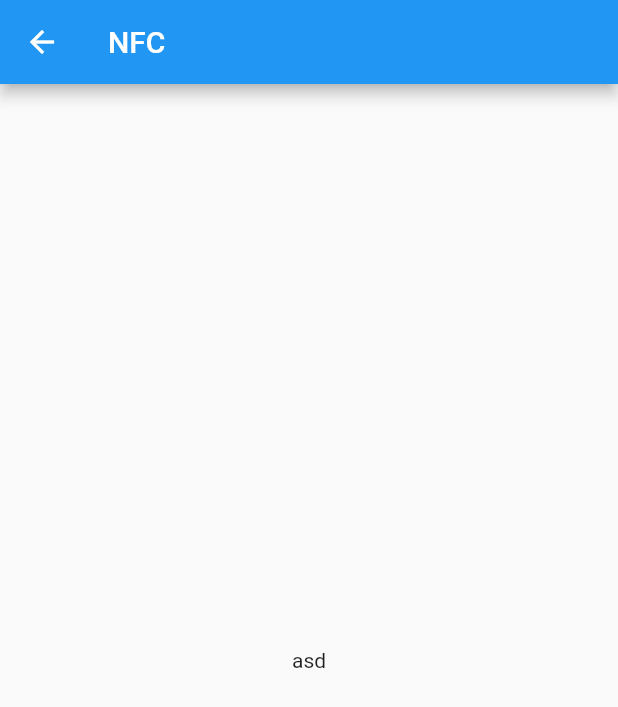
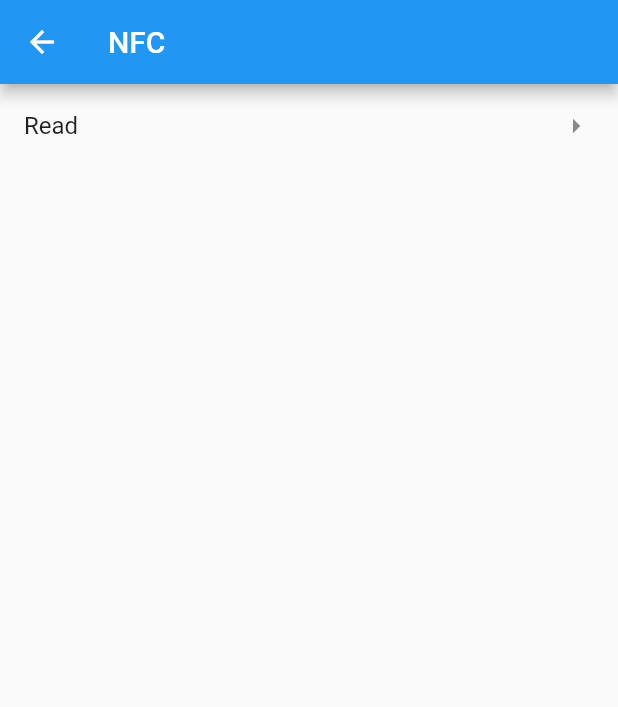
Before and after one commit to DataScience-GT/hacklytics_checkin_flutter, a Flutter app: the screen it shows after launch, after a tap on "Nfc", on a phone screen of 412 x 824 dp. Shown: the top 707 px of the screen. Run offline on Flutter 3.47's test engine with Material 2 defaults, Android fonts, the phone set to English and light mode, and no system bars; missing offline and left inert: amplify_auth_cognito, amplify_authenticator, amplify_core, amplify_flutter, nfc_manager.

Commit message:
Update nfc.view.dart

```diff
--- a/lib/view/nfc.view.dart
+++ b/lib/view/nfc.view.dart
@@ -1,5 +1,7 @@
 import "package:flutter/material.dart";
 import 'package:nfc_manager/nfc_manager.dart';
+
+import './read.nfc.view.dart';
 
 class NfcView extends StatelessWidget {
   const NfcView({super.key});
@@ -10,8 +12,13 @@ class NfcView extends StatelessWidget {
         appBar: AppBar(
           title: const Text('NFC'),
         ),
-        body: const Center(
-          child: Text("asd"),
-        ));
+        body: Column(children: [
+          ListTile(
+            title: const Text("Read"),
+            onTap: () => Navigator.push(context,
+                MaterialPageRoute(builder: (context) => const ReadNfcView())),
+              trailing: const Icon(Icons.arrow_right),
+          )
+        ]));
   }
 }
```
